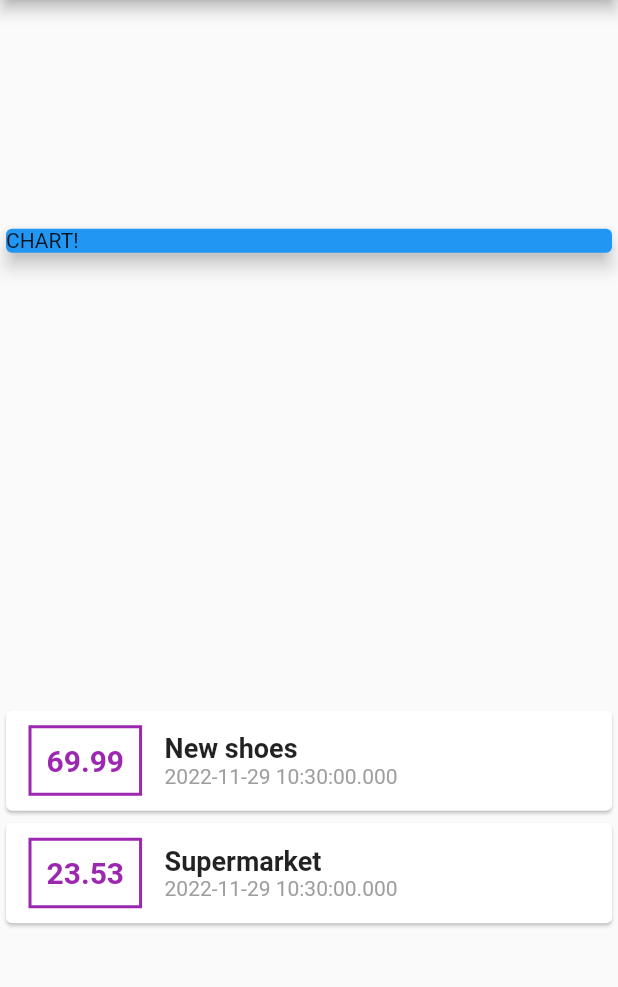
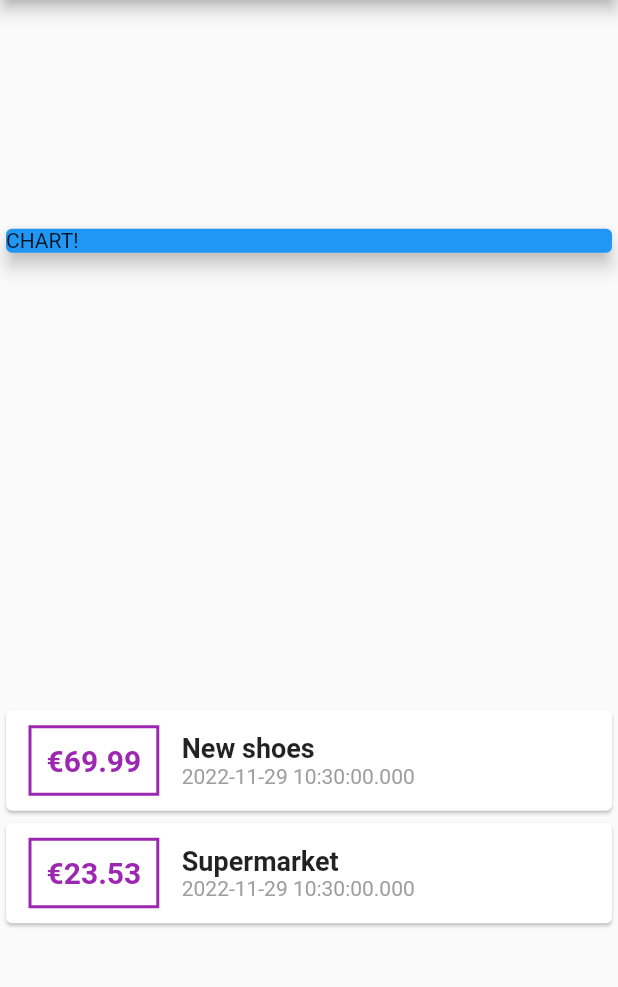
Before and after one commit to pfgrebelo/Flutter_PersonalExpensesApp, a Flutter app: the screen it shows after launch, on a phone screen of 412 x 824 dp, the part 84-1071 px from its top. Run offline on Flutter 3.47's test engine with Material 2 defaults, Android fonts, the phone set to English and light mode, and no system bars.

Commit message:
added euro sign

```diff
--- a/lib/main.dart
+++ b/lib/main.dart
@@ -71,7 +71,7 @@ class MyHomePage extends StatelessWidget {
                             ),
                             padding: EdgeInsets.all(10),
                             child: Text(
-                              tx.amount.toString(),
+                              '€${tx.amount}',
                               style: TextStyle(
                                 fontWeight: FontWeight.bold,
                                 fontSize: 20,
@@ -94,9 +94,9 @@ class MyHomePage extends StatelessWidget {
                                 style: TextStyle(
                                   color: Colors.grey,
                                 ),
-                              )
+                              ),
                             ],
-                          )
+                          ),
                         ],
                       ),
                     ),
```
